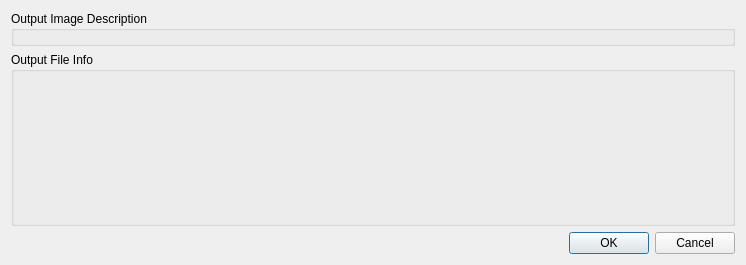
Old version of the form ilastik/workflows/tracking/conservation/pluginExportOptionsDlg.ui in the repository ilastik/ilastik.
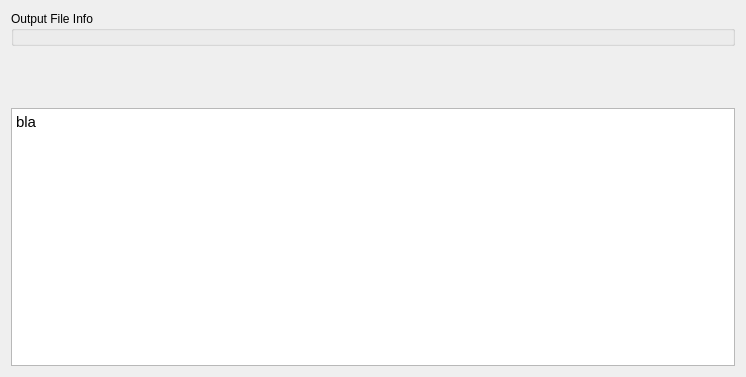
New version of the form. Custom widgets are drawn as their Qt base class.

Commit message: Add description to plugin exports

```diff
--- a/ilastik/workflows/tracking/conservation/pluginExportOptionsDlg.ui
+++ b/ilastik/workflows/tracking/conservation/pluginExportOptionsDlg.ui
@@ -7,7 +7,7 @@
     <x>0</x>
     <y>0</y>
     <width>746</width>
-    <height>265</height>
+    <height>377</height>
    </rect>
   </property>
   <property name="sizePolicy">
@@ -21,74 +21,72 @@
   </property>
   <layout class="QVBoxLayout" name="verticalLayout">
    <item>
-    <widget class="QGroupBox" name="groupBox">
+    <widget class="QGroupBox" name="groupBox_5">
+     <property name="title">
+      <string>Output File Info</string>
+     </property>
+     <layout class="QVBoxLayout" name="verticalLayout_3">
+      <property name="margin">
+       <number>6</number>
+      </property>
+     </layout>
+    </widget>
+   </item>
+   <item>
+    <widget class="FileExportOptionsWidget" name="exportFileOptionsWidget" native="true">
+     <property name="enabled">
+      <bool>true</bool>
+     </property>
      <property name="sizePolicy">
-      <sizepolicy hsizetype="Preferred" vsizetype="Maximum">
+      <sizepolicy hsizetype="Preferred" vsizetype="Expanding">
        <horstretch>0</horstretch>
        <verstretch>0</verstretch>
       </sizepolicy>
      </property>
-     <property name="title">
-      <string>Output Image Description</string>
+     <property name="maximumSize">
+      <size>
+       <width>16777215</width>
+       <height>50</height>
+      </size>
      </property>
-     <layout class="QVBoxLayout" name="verticalLayout_5">
-      <property name="margin">
-       <number>6</number>
+     <widget class="QDialogButtonBox" name="buttonBox">
+      <property name="enabled">
+       <bool>true</bool>
       </property>
-      <item>
-       <widget class="SlotMetaInfoDisplayWidget" name="outputMetaInfoWidget" native="true">
-        <property name="sizePolicy">
-         <sizepolicy hsizetype="Preferred" vsizetype="Preferred">
-          <horstretch>0</horstretch>
-          <verstretch>0</verstretch>
-         </sizepolicy>
-        </property>
-       </widget>
-      </item>
-     </layout>
-    </widget>
-   </item>
-   <item>
-    <widget class="QGroupBox" name="groupBox_5">
-     <property name="title">
-      <string>Output File Info</string>
-     </property>
-     <layout class="QVBoxLayout" name="verticalLayout_3">
-      <property name="margin">
-       <number>6</number>
+      <property name="geometry">
+       <rect>
+        <x>0</x>
+        <y>480</y>
+        <width>728</width>
+        <height>35</height>
+       </rect>
       </property>
-      <item>
-       <widget class="FileExportOptionsWidget" name="exportFileOptionsWidget" native="true">
-        <property name="sizePolicy">
-         <sizepolicy hsizetype="Preferred" vsizetype="Expanding">
-          <horstretch>0</horstretch>
-          <verstretch>0</verstretch>
-         </sizepolicy>
-        </property>
-       </widget>
-      </item>
-     </layout>
+      <property name="orientation">
+       <enum>Qt::Horizontal</enum>
+      </property>
+      <property name="standardButtons">
+       <set>QDialogButtonBox::Cancel|QDialogButtonBox::Ok</set>
+      </property>
+     </widget>
     </widget>
    </item>
    <item>
-    <widget class="QDialogButtonBox" name="buttonBox">
-     <property name="orientation">
-      <enum>Qt::Horizontal</enum>
+    <widget class="QTextEdit" name="metaInfoTextEdit">
+     <property name="enabled">
+      <bool>true</bool>
      </property>
-     <property name="standardButtons">
-      <set>QDialogButtonBox::Cancel|QDialogButtonBox::Ok</set>
+     <property name="html">
+      <string>&lt;!DOCTYPE HTML PUBLIC &quot;-//W3C//DTD HTML 4.0//EN&quot; &quot;http://www.w3.org/TR/REC-html40/strict.dtd&quot;&gt;
+&lt;html&gt;&lt;head&gt;&lt;meta name=&quot;qrichtext&quot; content=&quot;1&quot; /&gt;&lt;style type=&quot;text/css&quot;&gt;
+p, li { white-space: pre-wrap; }
+&lt;/style&gt;&lt;/head&gt;&lt;body style=&quot; font-family:'Ubuntu'; font-size:11pt; font-weight:400; font-style:normal;&quot;&gt;
+&lt;p style=&quot; margin-top:0px; margin-bottom:0px; margin-left:0px; margin-right:0px; -qt-block-indent:0; text-indent:0px;&quot;&gt;bla&lt;/p&gt;&lt;/body&gt;&lt;/html&gt;</string>
      </property>
     </widget>
    </item>
   </layout>
  </widget>
  <customwidgets>
-  <customwidget>
-   <class>SlotMetaInfoDisplayWidget</class>
-   <extends>QWidget</extends>
-   <header>volumina.widgets.slotMetaInfoDisplayWidget</header>
-   <container>1</container>
-  </customwidget>
   <customwidget>
    <class>FileExportOptionsWidget</class>
    <extends>QWidget</extends>
```
The commit also changes 3 other files.
